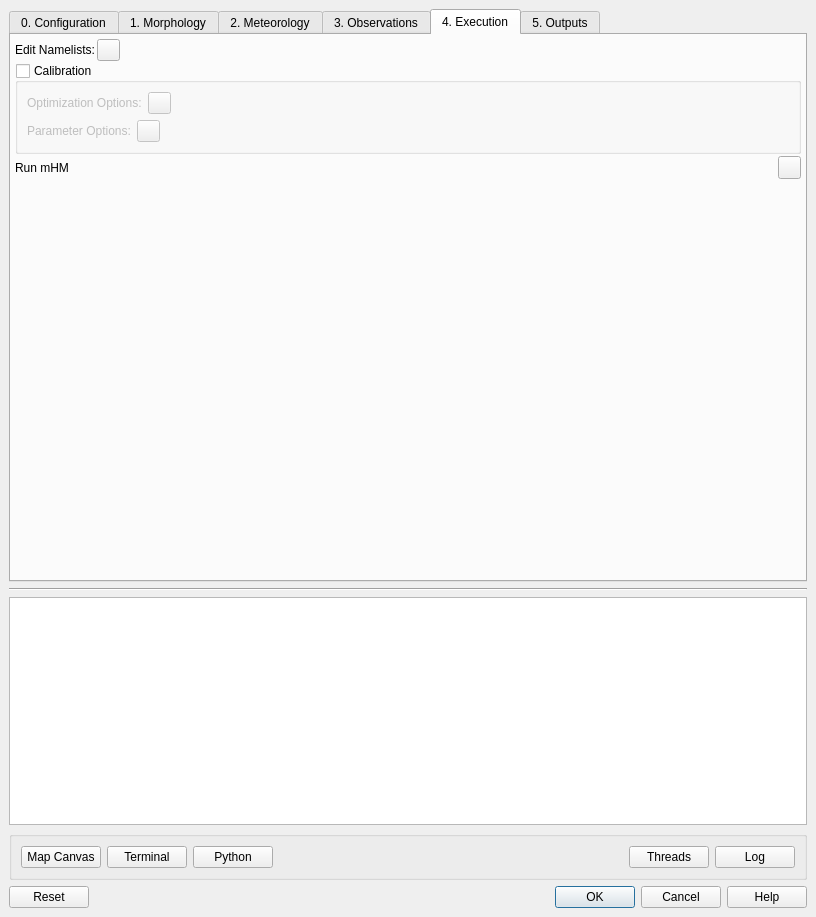
Qt form src/mhm_qgis/qt/ui/forms/mhm_qgis_main.ui (mhm-ufz/mHM-QGIS) before a commit.
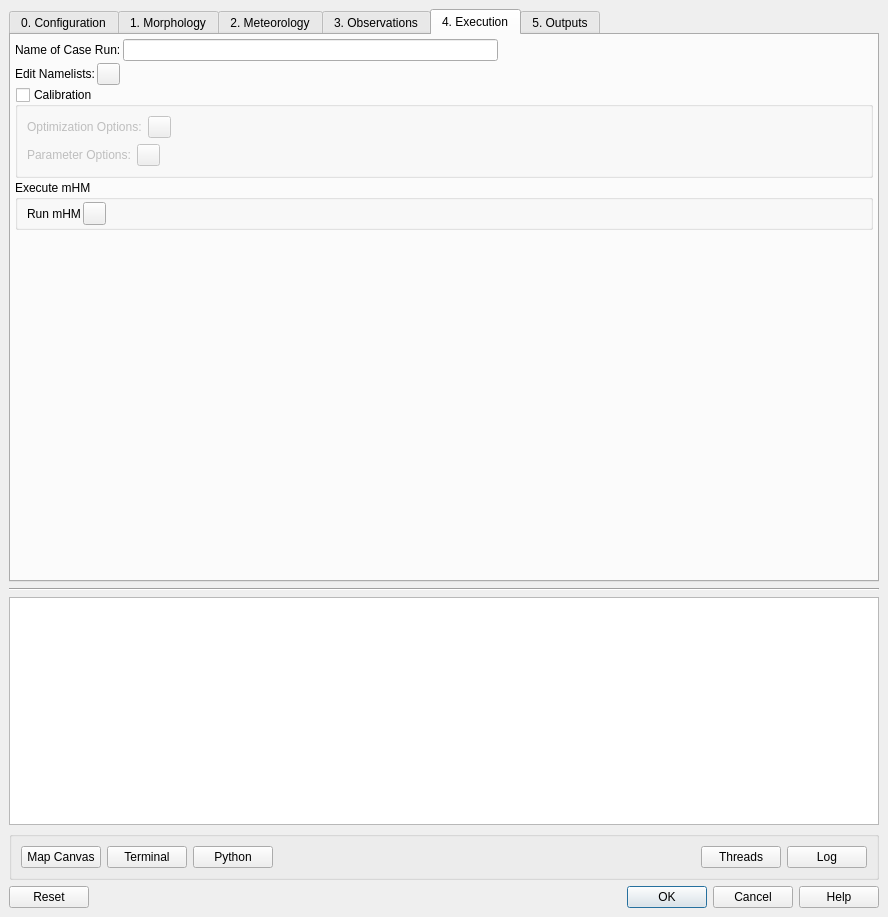
The same form after that commit. The open tabs and pages were chosen to show the change. Icons and pictures are not drawn. Custom widgets are drawn as their Qt base class.

Diff of the .ui file:
```diff
--- a/src/mhm_qgis/qt/ui/forms/mhm_qgis_main.ui
+++ b/src/mhm_qgis/qt/ui/forms/mhm_qgis_main.ui
@@ -6,7 +6,7 @@
    <rect>
     <x>0</x>
     <y>0</y>
-    <width>816</width>
+    <width>888</width>
     <height>917</height>
    </rect>
   </property>
@@ -2580,6 +2580,36 @@
        <property name="bottomMargin">
         <number>4</number>
        </property>
+       <item>
+        <layout class="QHBoxLayout" name="horizontalLayout_runName">
+         <property name="topMargin">
+          <number>0</number>
+         </property>
+         <item>
+          <widget class="QLabel" name="label_runName">
+           <property name="text">
+            <string>Name of Case Run:</string>
+           </property>
+          </widget>
+         </item>
+         <item>
+          <widget class="QLineEdit" name="lineEdit_runName"/>
+         </item>
+         <item>
+          <spacer name="horizontalSpacer">
+           <property name="orientation">
+            <enum>Qt::Horizontal</enum>
+           </property>
+           <property name="sizeHint" stdset="0">
+            <size>
+             <width>40</width>
+             <height>20</height>
+            </size>
+           </property>
+          </spacer>
+         </item>
+        </layout>
+       </item>
        <item>
         <layout class="QHBoxLayout" name="horizontalLayout_nmlFinal">
          <property name="topMargin">
@@ -2737,6 +2767,21 @@
         </widget>
        </item>
        <item>
+        <widget class="QGroupBox" name="groupBox_executemHM">
+         <property name="title">
+          <string>Execute mHM</string>
+         </property>
+         <layout class="QVBoxLayout" name="verticalLayout_14">
+          <property name="spacing">
+           <number>2</number>
+          </property>
+          <property name="topMargin">
+           <number>2</number>
+          </property>
+          <property name="bottomMargin">
+           <number>2</number>
+          </property>
+          <item>
         <layout class="QHBoxLayout" name="horizontalLayout_run_mHM" stretch="0,0,0">
          <item>
           <widget class="QLabel" name="label_run_mHM">
@@ -2757,19 +2802,6 @@
            </property>
           </widget>
          </item>
-         <item>
-          <spacer name="horizontalSpacer_run_mHM">
-           <property name="orientation">
-            <enum>Qt::Horizontal</enum>
-           </property>
-           <property name="sizeHint" stdset="0">
-            <size>
-             <width>40</width>
-             <height>20</height>
-            </size>
-           </property>
-          </spacer>
-         </item>
          <item>
           <widget class="QPushButton" name="pushButton_execute_mHM">
            <property name="minimumSize">
@@ -2804,8 +2836,24 @@
            </property>
           </widget>
          </item>
-        </layout>
-       </item>
+            <item>
+             <spacer name="horizontalSpacer_run_mHM">
+              <property name="orientation">
+               <enum>Qt::Horizontal</enum>
+              </property>
+              <property name="sizeHint" stdset="0">
+               <size>
+                <width>40</width>
+                <height>20</height>
+               </size>
+              </property>
+             </spacer>
+            </item>
+           </layout>
+          </item>
+         </layout>
+        </widget>
+       </item>
        <item>
         <spacer name="verticalSpacer_4">
          <property name="orientation">
```
Left out of the diff: 2 changed lines with no effect on the pictures. Lines whose indentation alone changed are shown as unchanged.
